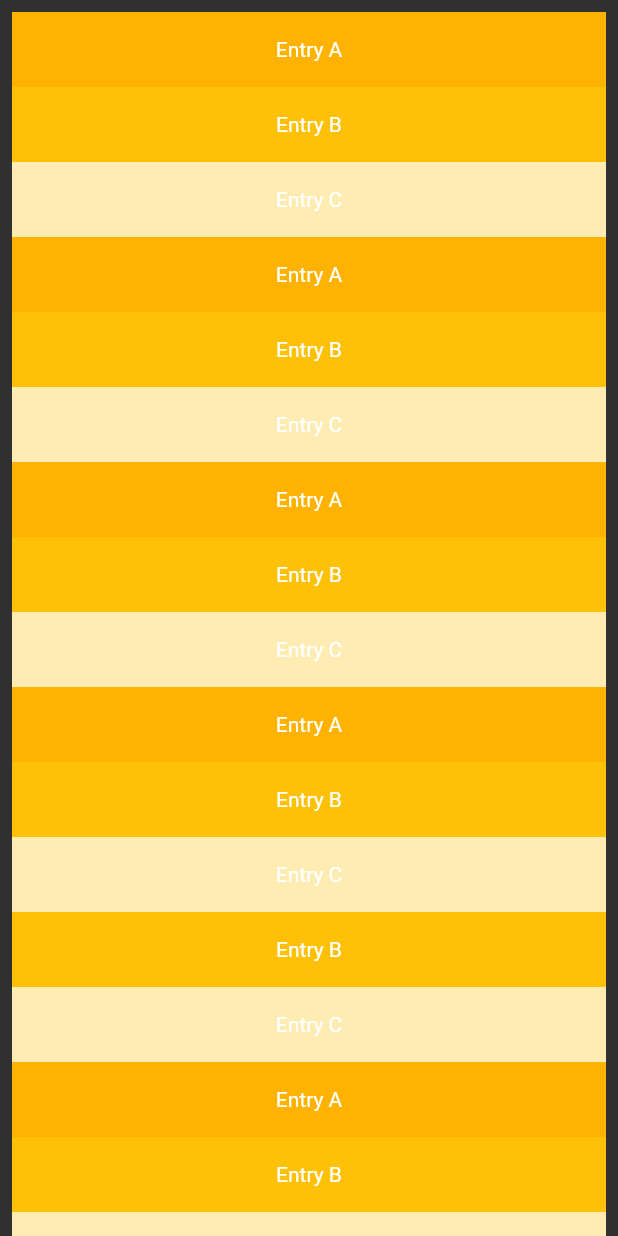
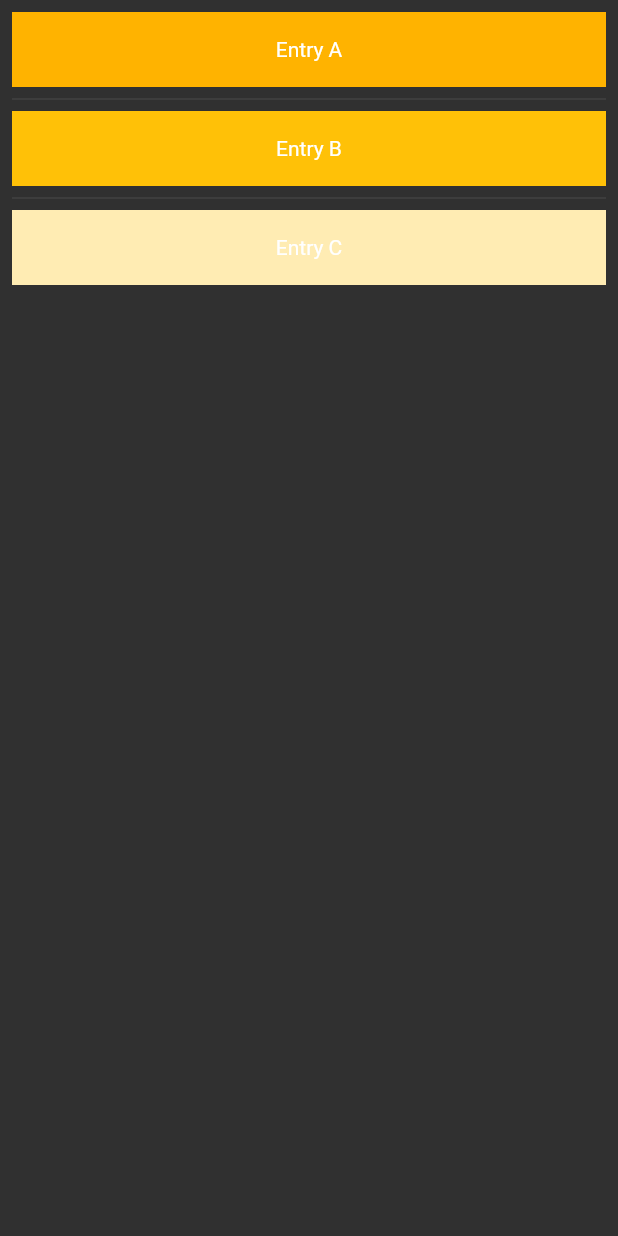
Before and after one commit to KenethSandoval/fvexpressapp, a Flutter app: the ListScreen widget shown alone on an empty page, opened directly, on a phone screen of 412 x 824 dp. Run offline on Flutter 3.47's test engine with Material 2 defaults, Android fonts, the phone set to English and light mode, and no system bars; our stand-ins replace rxdart; statements that could not run were skipped.

```diff
--- a/lib/src/ui/homescreen.dart
+++ b/lib/src/ui/homescreen.dart
@@ -15,7 +15,6 @@ class _HomeWidgetState extends State<HomeWidget> {
   List<Widget> _widgetOptions = <Widget>[
   	GridScreen(),
 	ListScreen(),
-        CustomScreen( color: Colors.indigo ),
   ];
 
   void _onItemTapped(int index) {
@@ -35,10 +34,6 @@ class _HomeWidgetState extends State<HomeWidget> {
       ),
       bottomNavigationBar: BottomNavigationBar(
         items: const <BottomNavigationBarItem>[
-          BottomNavigationBarItem(
-            icon: Icon(Icons.home),
-            label: 'Home',
-          ),
           BottomNavigationBarItem(
             icon: Icon(Icons.store),
             label: 'Store',
@@ -78,12 +73,7 @@ class GridScreen extends StatelessWidget {
 
 
 class ListScreen extends StatelessWidget {
-	@override
-	Widget build(BuildContext context){
-		return Container(
-			child: ListView(
-				padding: const EdgeInsets.all(8),
-				children: <Widget> [
+	final data_dump = <Widget> [
 					Container(
 						height: 50,
 						color: Colors.amber[600],
@@ -99,110 +89,16 @@ class ListScreen extends StatelessWidget {
 						color: Colors.amber[100],
 						child: const Center(child: Text('Entry C')),
 					),
-					Container(
-						height: 50,
-						color: Colors.amber[600],
-						child: const Center(child: Text('Entry A')),
-					),
-					Container(
-						height: 50,
-						color: Colors.amber[500],
-						child: const Center(child: Text('Entry B')),
-					),
-					Container(
-						height: 50,
-						color: Colors.amber[100],
-						child: const Center(child: Text('Entry C')),
-					),
-					Container(
-						height: 50,
-						color: Colors.amber[600],
-						child: const Center(child: Text('Entry A')),
-					),
-					Container(
-						height: 50,
-						color: Colors.amber[500],
-						child: const Center(child: Text('Entry B')),
-					),
-					Container(
-						height: 50,
-						color: Colors.amber[100],
-						child: const Center(child: Text('Entry C')),
-					),
-					Container(
-						height: 50,
-						color: Colors.amber[600],
-						child: const Center(child: Text('Entry A')),
-					),
-					Container(
-						height: 50,
-						color: Colors.amber[500],
-						child: const Center(child: Text('Entry B')),
-					),
-					Container(
-						height: 50,
-						color: Colors.amber[100],
-						child: const Center(child: Text('Entry C')),
-					),
-					Container(
-						height: 50,
-						color: Colors.amber[500],
-						child: const Center(child: Text('Entry B')),
-					),
-					Container(
-						height: 50,
-						color: Colors.amber[100],
-						child: const Center(child: Text('Entry C')),
-					),
-					Container(
-						height: 50,
-						color: Colors.amber[600],
-						child: const Center(child: Text('Entry A')),
-					),
-					Container(
-						height: 50,
-						color: Colors.amber[500],
-						child: const Center(child: Text('Entry B')),
-					),
-					Container(
-						height: 50,
-						color: Colors.amber[100],
-						child: const Center(child: Text('Entry C')),
-					),
-					Container(
-						height: 50,
-						color: Colors.amber[600],
-						child: const Center(child: Text('Entry A')),
-					),
-					Container(
-						height: 50,
-						color: Colors.amber[500],
-						child: const Center(child: Text('Entry B')),
-					),
-					Container(
-						height: 50,
-						color: Colors.amber[100],
-						child: const Center(child: Text('Entry C')),
-					),
-				],
-			), //ListView
-		); //Container
+				];
+	@override
+	Widget build(BuildContext context){
+		return ListView.separated(
+			padding: const EdgeInsets.all(8),
+			itemCount: data_dump.length,
+			itemBuilder: (BuildContext context, int index)  {
+				return data_dump[index];
+			},
+			separatorBuilder: (BuildContext context, int index) => const Divider(),
+		); //ListView
 	}
 }
-
-class CustomScreen extends StatelessWidget {
-
-  final Color color;
-
-  const CustomScreen({ required this.color });
-
-  @override
-  Widget build(BuildContext context) {
-    return Container(
-      color: color,
-      child: Center(
-        child: Text('Custom Screen'),
-      ),
-    );
-  }
-}
```
